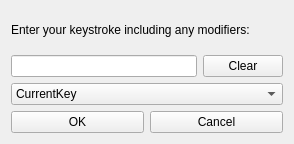
This is command_editor.ui in sahinakkaya/rattrap as Qt 5 draws it before an edit. The edited form follows.
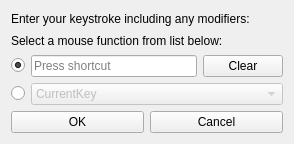
This is the edited form.

Commit message: Add functionality to capture keystrokes and special mouse buttons

```diff
--- a/command_editor.ui
+++ b/command_editor.ui
@@ -19,7 +19,7 @@
   <property name="maximumSize">
    <size>
     <width>314</width>
-    <height>239</height>
+    <height>144</height>
    </size>
   </property>
   <property name="windowTitle">
@@ -35,15 +35,40 @@
        </property>
       </widget>
      </item>
+     <item>
+      <widget class="QLabel" name="label_2">
+       <property name="enabled">
+        <bool>true</bool>
+       </property>
+	<property name="visible">
+         <bool>false</bool>
+       </property>
+       <property name="text">
+        <string>Select a mouse function from list below:</string>
+       </property>
+      </widget>
+     </item>
      <item>
       <layout class="QHBoxLayout" name="horizontalLayout">
        <item>
-        <widget class="QLineEdit" name="shortcut_field">
-         <property name="styleSheet">
-          <string notr="true"/>
+        <widget class="QRadioButton" name="radioButton1">
+         <property name="sizePolicy">
+          <sizepolicy hsizetype="Fixed" vsizetype="Fixed">
+           <horstretch>0</horstretch>
+           <verstretch>0</verstretch>
+          </sizepolicy>
+         </property>
+         <property name="text">
+          <string/>
+         </property>
+         <property name="checked">
+          <bool>true</bool>
          </property>
         </widget>
        </item>
+       <item>
+        <widget class="QKeySequenceEdit" name="keySequenceEdit"/>
+       </item>
        <item>
         <widget class="QPushButton" name="btn_clear">
          <property name="text">
@@ -54,7 +79,28 @@
       </layout>
      </item>
      <item>
+      <layout class="QHBoxLayout" name="horizontalLayout_3">
+       <property name="sizeConstraint">
+        <enum>QLayout::SetDefaultConstraint</enum>
+       </property>
+       <item>
+        <widget class="QRadioButton" name="radioButton2">
+         <property name="sizePolicy">
+          <sizepolicy hsizetype="Fixed" vsizetype="Fixed">
+           <horstretch>0</horstretch>
+           <verstretch>0</verstretch>
+          </sizepolicy>
+         </property>
+         <property name="text">
+          <string/>
+         </property>
+        </widget>
+       </item>
+       <item>
       <widget class="QComboBox" name="buttons_specials_field">
+         <property name="enabled">
+          <bool>false</bool>
+         </property>
        <property name="maximumSize">
         <size>
          <width>300</width>
@@ -146,6 +192,8 @@
        </item>
       </widget>
      </item>
+      </layout>
+     </item>
      <item>
       <layout class="QHBoxLayout" name="horizontalLayout_2">
        <item>
```
Left out of the diff: 163 changed lines with no effect on the pictures. Lines whose indentation alone changed are shown as unchanged. The commit also changes 2 other files.
